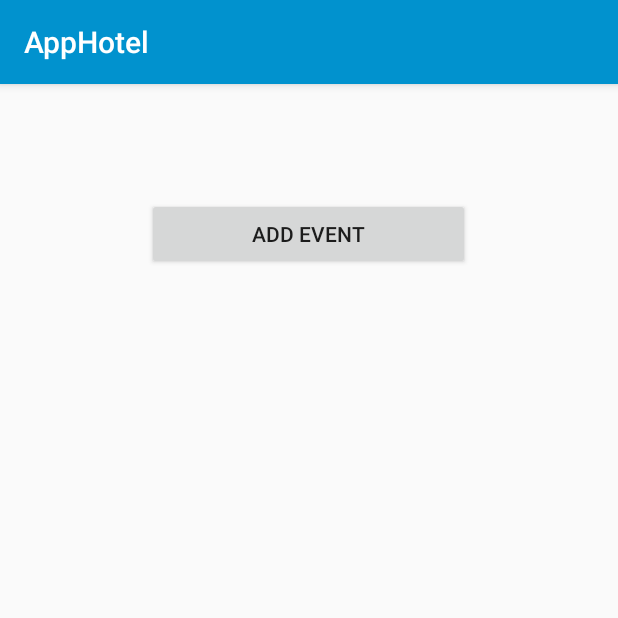
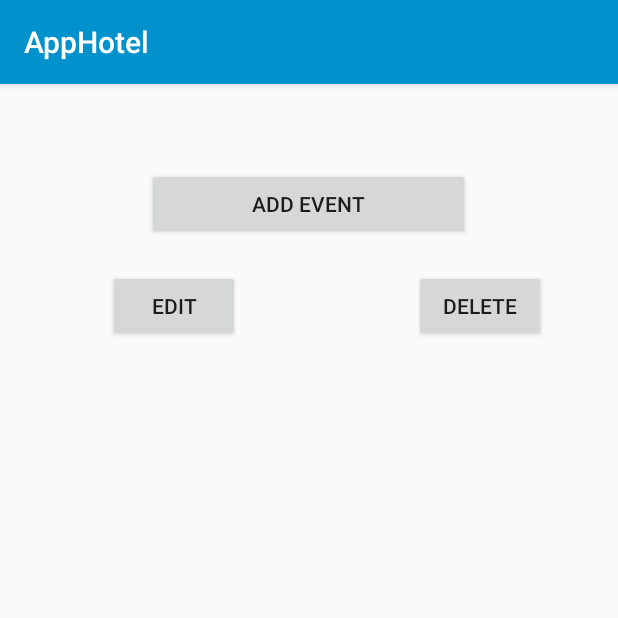
Before and after one commit to miguelpereira25/AppHotel, an Android app: the Eventos screen opened directly, with no data from a screen before it, on a phone screen of 412 x 824 dp, the top half of it. Run offline under Robolectric (Android 15) with nearby library versions, the phone set to English and light mode, and no system bars.

Commit message:
Added tamanho_width to dimens resources Created two new activities one to edit the event details and the other to delete the event. Both with cancelling to return to previous activity.

```diff
--- a/app/src/main/AndroidManifest.xml
+++ b/app/src/main/AndroidManifest.xml
@@ -7,13 +7,15 @@
 
     <application
         android:allowBackup="true"
+        android:debuggable="true"
         android:icon="@mipmap/ic_launcher"
         android:label="@string/app_name"
         android:roundIcon="@mipmap/ic_launcher_round"
         android:supportsRtl="true"
-        android:debuggable="true"
         android:theme="@style/AppTheme">
-        <activity android:name=".AddEventos"></activity>
+        <activity android:name=".DeleteEvento"></activity>
+        <activity android:name=".EditEvento" />
+        <activity android:name=".AddEventos" />
         <activity android:name=".Eventos" />
         <activity
             android:name=".MainActivity"
--- a/app/src/main/java/pt/ipg/apphotel/Eventos.java
+++ b/app/src/main/java/pt/ipg/apphotel/Eventos.java
@@ -23,9 +23,31 @@ public class Eventos<button> extends AppCompatActivity {
                 openAddEventos();
             }
         });
+        button = (Button) findViewById(R.id.buttonEditEV);
+        button.setOnClickListener(new View.OnClickListener() {
+            @Override
+            public void onClick(View v) {
+                openEditEv();
+            }
+        });
+        button = (Button)findViewById(R.id.buttonDeleteEv);
+        button.setOnClickListener(new View.OnClickListener() {
+            @Override
+            public void onClick(View v) {
+                openDeleteEv();
+            }
+        });
     }
     public void openAddEventos(){
         Intent intent = new Intent(this, AddEventos.class);
         startActivity(intent);
     }
+    public void openEditEv(){
+        Intent intent = new Intent(this,EditEvento.class);
+        startActivity(intent);
+    }
+    public void openDeleteEv(){
+        Intent intent = new Intent(this, DeleteEvento.class);
+        startActivity(intent);
+    }
 }
--- a/app/src/main/java/pt/ipg/apphotel/MainActivity.java
+++ b/app/src/main/java/pt/ipg/apphotel/MainActivity.java
@@ -75,4 +75,5 @@ public class MainActivity extends AppCompatActivity {
     public void Layout(View view) {
         Toast.makeText(MainActivity.this,"Layouts existentes/Criar",Toast.LENGTH_LONG).show();
     }
+
 }
--- a/app/src/main/res/layout/activity_eventos.xml
+++ b/app/src/main/res/layout/activity_eventos.xml
@@ -11,11 +11,35 @@
         android:layout_width="215dp"
         android:layout_height="wrap_content"
         android:layout_marginStart="76dp"
-        android:layout_marginTop="76dp"
+        android:layout_marginTop="56dp"
         android:layout_marginEnd="8dp"
         android:text="@string/adicionar_evento"
         app:layout_constraintEnd_toEndOf="parent"
         app:layout_constraintHorizontal_bias="0.196"
         app:layout_constraintStart_toStartOf="parent"
         app:layout_constraintTop_toTopOf="parent" />
+
+    <Button
+        android:id="@+id/buttonEditEV"
+        android:layout_width="wrap_content"
+        android:layout_height="wrap_content"
+        android:layout_marginStart="72dp"
+        android:layout_marginTop="20dp"
+        android:layout_marginEnd="8dp"
+        android:text="@string/edit"
+        app:layout_constraintEnd_toStartOf="@+id/buttonDeleteEv"
+        app:layout_constraintHorizontal_bias="0.0"
+        app:layout_constraintStart_toStartOf="parent"
+        app:layout_constraintTop_toBottomOf="@+id/buttonAdd" />
+
+    <Button
+        android:id="@+id/buttonDeleteEv"
+        android:layout_width="wrap_content"
+        android:layout_height="48dp"
+        android:layout_marginTop="20dp"
+        android:layout_marginEnd="48dp"
+        android:text="@string/delete"
+        app:layout_constraintEnd_toEndOf="parent"
+        app:layout_constraintTop_toBottomOf="@+id/buttonAdd" />
+
 </androidx.constraintlayout.widget.ConstraintLayout>
--- a/app/src/main/res/values/dimens.xml
+++ b/app/src/main/res/values/dimens.xml
@@ -1,4 +1,5 @@
 <resources>
     <dimen name="fab_margin">16dp</dimen>
     <dimen name="margem_padrao">8dp</dimen>
+    <dimen name="tamanho_width">347dp</dimen>
 </resources>
--- a/app/src/main/res/values/strings.xml
+++ b/app/src/main/res/values/strings.xml
@@ -24,4 +24,9 @@
     <string name="todo">TODO</string>
     <string name="CancelOPP">Operation canceled</string>
     <string name="ToastSave">Saved with Success</string>
+    <string name="edit">Edit</string>
+    <string name="cancel">Cancel</string>
+    <string name="delete">Delete</string>
+    <string name="save">Save</string>
+    <string name="cancel">Cancel</string>
 </resources>
```
Also changed, not shown: app/src/main/java/pt/ipg/apphotel/DeleteEvento.java (added, +14 -0 lines), app/src/main/java/pt/ipg/apphotel/EditEvento.java (added, +14 -0 lines), app/src/main/res/layout/activity_add_eventos.xml (+6 -6 lines), app/src/main/res/layout/activity_delete.xml (added, +9 -0 lines), app/src/main/res/layout/activity_edit_evento.xml (added, +31 -0 lines), 2 other files.
